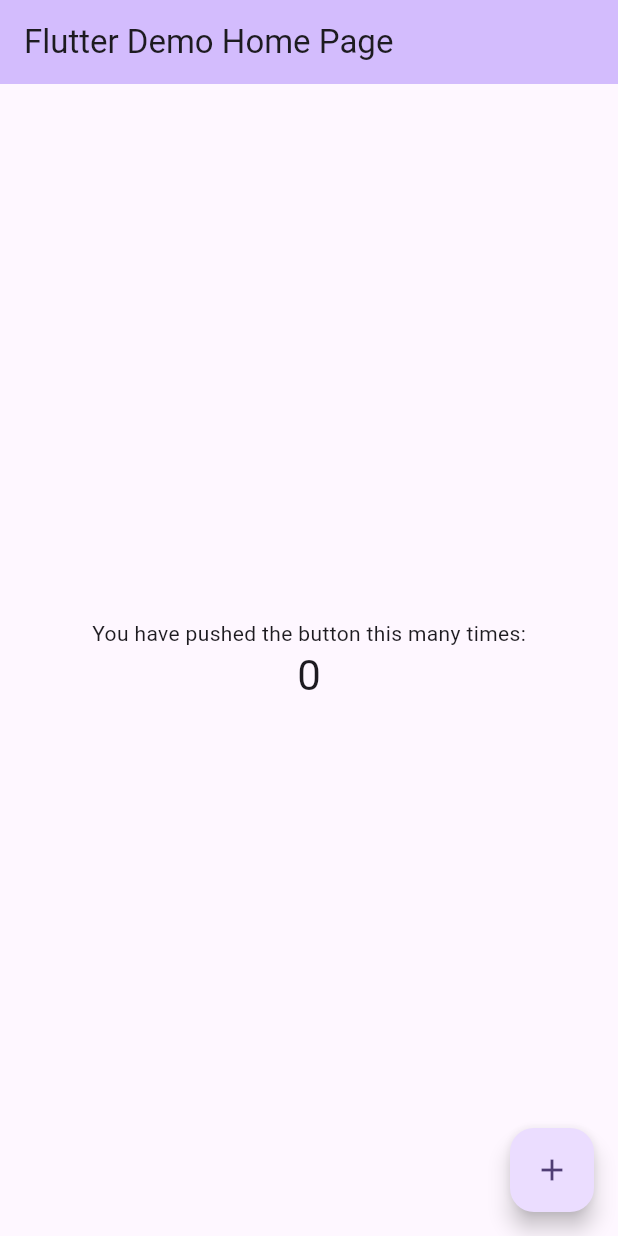
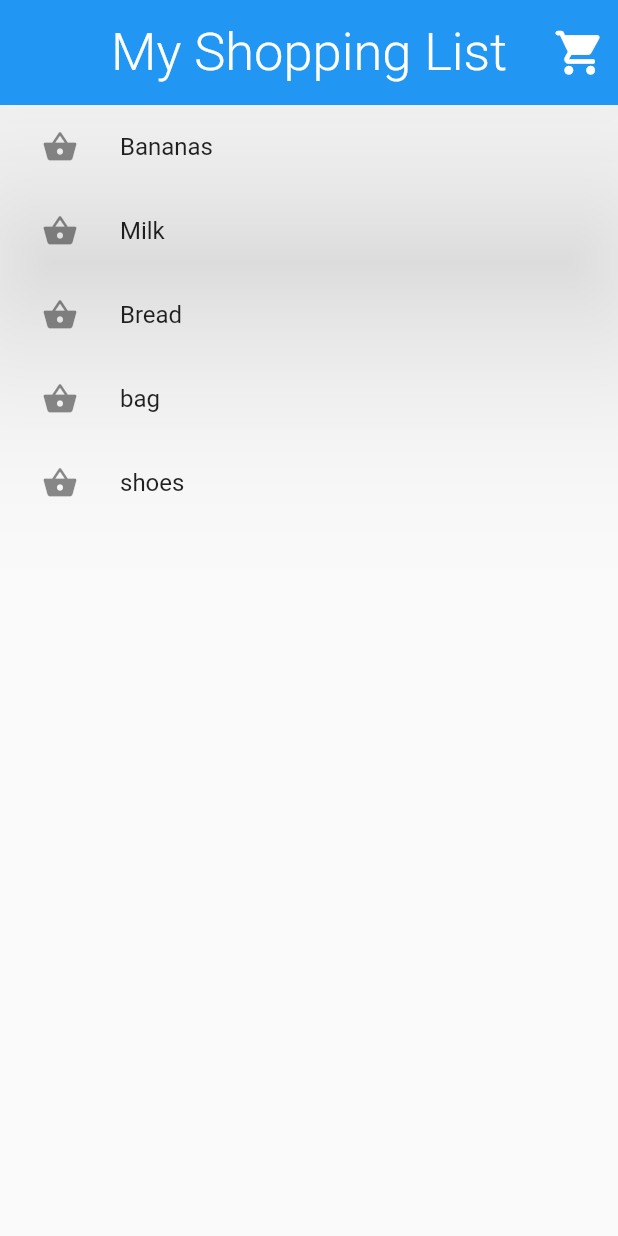
Before and after one commit to TasnimSariaa/exaple_github_project, a Flutter app: the screen it shows after launch, on a phone screen of 412 x 824 dp. Run offline on Flutter 3.47's test engine with Material 2 defaults, Android fonts, the phone set to English and light mode, and no system bars.

Commit message:
update version

```diff
--- a/lib/main.dart
+++ b/lib/main.dart
@@ -1,125 +1,66 @@
 import 'package:flutter/material.dart';
 
 void main() {
-  runApp(const MyApp());
+  runApp(
+      MyApp()); //runApp its a method entry point of  the application and its demands a widget MyApp is a class became widget by extending Stateless abstruct class for whitch its need to override build method
 }
 
 class MyApp extends StatelessWidget {
-  const MyApp({super.key});
-
-  // This widget is the root of your application.
   @override
   Widget build(BuildContext context) {
     return MaterialApp(
-      title: 'Flutter Demo',
-      theme: ThemeData(
-        // This is the theme of your application.
-        //
-        // TRY THIS: Try running your application with "flutter run". You'll see
-        // the application has a blue toolbar. Then, without quitting the app,
-        // try changing the seedColor in the colorScheme below to Colors.green
-        // and then invoke "hot reload" (save your changes or press the "hot
-        // reload" button in a Flutter-supported IDE, or press "r" if you used
-        // the command line to start the app).
-        //
-        // Notice that the counter didn't reset back to zero; the application
-        // state is not lost during the reload. To reset the state, use hot
-        // restart instead.
-        //
-        // This works for code too, not just values: Most code changes can be
-        // tested with just a hot reload.
-        colorScheme: ColorScheme.fromSeed(seedColor: Colors.deepPurple),
-        useMaterial3: true,
-      ),
-      home: const MyHomePage(title: 'Flutter Demo Home Page'),
+      debugShowCheckedModeBanner: false,
+      home: HomeScreen(),
     );
   }
 }
 
-class MyHomePage extends StatefulWidget {
-  const MyHomePage({super.key, required this.title});
 
-  // This widget is the home page of your application. It is stateful, meaning
-  // that it has a State object (defined below) that contains fields that affect
-  // how it looks.
+class HomeScreen extends StatelessWidget {
 
-  // This class is the configuration for the state. It holds the values (in this
-  // case the title) provided by the parent (in this case the App widget) and
-  // used by the build method of the State. Fields in a Widget subclass are
-  // always marked "final".
 
-  final String title;
+  List<String> items=[
+    'Bananas',
+    'Milk',
+    'Bread',
+    'bag',
+    'shoes',
 
-  @override
-  State<MyHomePage> createState() => _MyHomePageState();
-}
-
-class _MyHomePageState extends State<MyHomePage> {
-  int _counter = 0;
-
-  void _incrementCounter() {
-    setState(() {
-      // This call to setState tells the Flutter framework that something has
-      // changed in this State, which causes it to rerun the build method below
-      // so that the display can reflect the updated values. If we changed
-      // _counter without calling setState(), then the build method would not be
-      // called again, and so nothing would appear to happen.
-      _counter++;
-    });
-  }
+  ];
 
   @override
   Widget build(BuildContext context) {
-    // This method is rerun every time setState is called, for instance as done
-    // by the _incrementCounter method above.
-    //
-    // The Flutter framework has been optimized to make rerunning build methods
-    // fast, so that you can just rebuild anything that needs updating rather
-    // than having to individually change instances of widgets.
     return Scaffold(
-      appBar: AppBar(//
-        // TRY THIS: Try changing the color here to a specific color (to
-        // Colors.amber, perhaps?) and trigger a hot reload to see the AppBar
-        // change color while the other colors stay the same.
-        backgroundColor: Theme.of(context).colorScheme.inversePrimary,
-        // Here we take the value from the MyHomePage object that was created by
-        // the App.build method, and use it to set our appbar title.
-        title: Text(widget.title),
+      appBar: AppBar(
+          title: Text("My Shopping List",style: TextStyle(
+            fontWeight: FontWeight.w300,
+            fontSize: 35,
+          ),),
+          //titleSpacing: 90,
+          centerTitle: true,
+          toolbarHeight: 70,
+          elevation: 70,
+          toolbarOpacity: 1,
+          backgroundColor: Colors.blue,
+
+          actions: [
+            IconButton( icon:Icon(Icons.shopping_cart_rounded),iconSize: 35, onPressed: () { print("Shopping"); },),
+          ]
       ),
-      body: Center(
-        // Center is a layout widget. It takes a single child and positions it
-        // in the middle of the parent.
-        child: Column(
-          // Column is also a layout widget. It takes a list of children and
-          // arranges them vertically. By default, it sizes itself to fit its
-          // children horizontally, and tries to be as tall as its parent.
-          //
-          // Column has various properties to control how it sizes itself and
-          // how it positions its children. Here we use mainAxisAlignment to
-          // center the children vertically; the main axis here is the vertical
-          // axis because Columns are vertical (the cross axis would be
-          // horizontal).
-          //
-          // TRY THIS: Invoke "debug painting" (choose the "Toggle Debug Paint"
-          // action in the IDE, or press "p" in the console), to see the
-          // wireframe for each widget.
-          mainAxisAlignment: MainAxisAlignment.center,
-          children: <Widget>[
-            const Text(
-              'You have pushed the button this many times:',
-            ),
-            Text(
-              '$_counter',
-              style: Theme.of(context).textTheme.headlineMedium,
-            ),
-          ],
-        ),
-      ),
-      floatingActionButton: FloatingActionButton(
-        onPressed: _incrementCounter,
-        tooltip: 'Increment',
-        child: const Icon(Icons.add),
-      ), // This trailing comma makes auto-formatting nicer for build methods.
+      body:Scrollbar(
+    child: ListView.builder(
+    itemCount: items.length,
+        itemBuilder: (context,index){
+          return ListTile(
+            title: Text(items[index]),
+            leading: IconButton(onPressed: (){}, icon:Icon(Icons.shopping_basket)),
+          );
+        }
+
+    ),
+
+      )
+
     );
   }
 }
```
